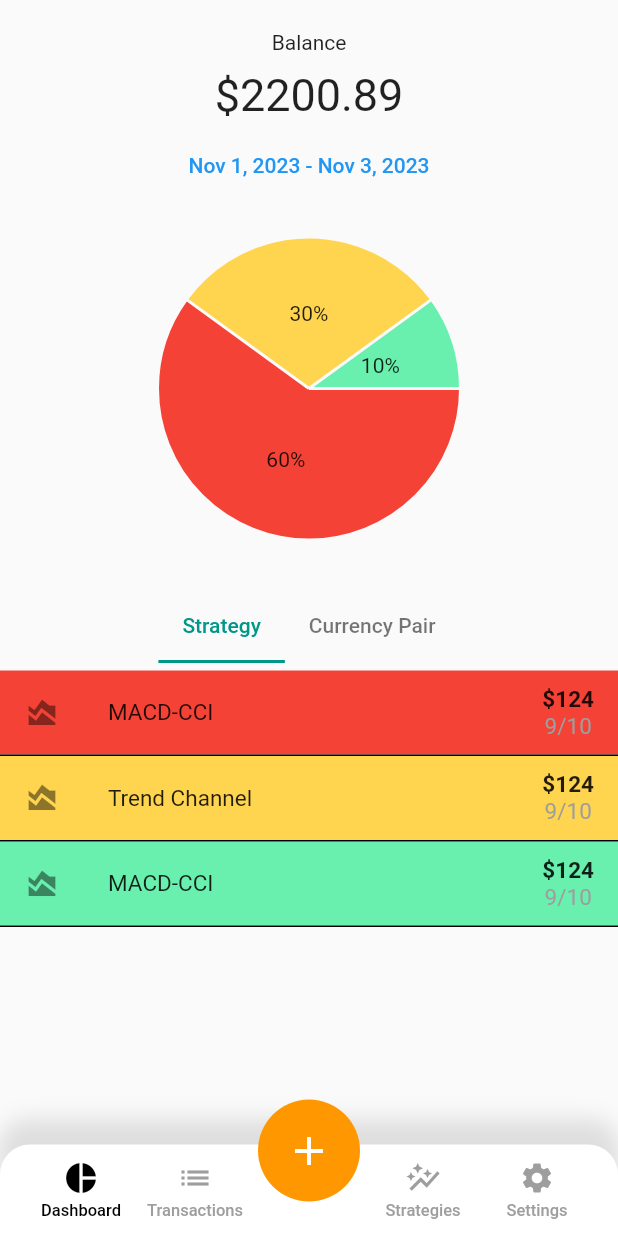
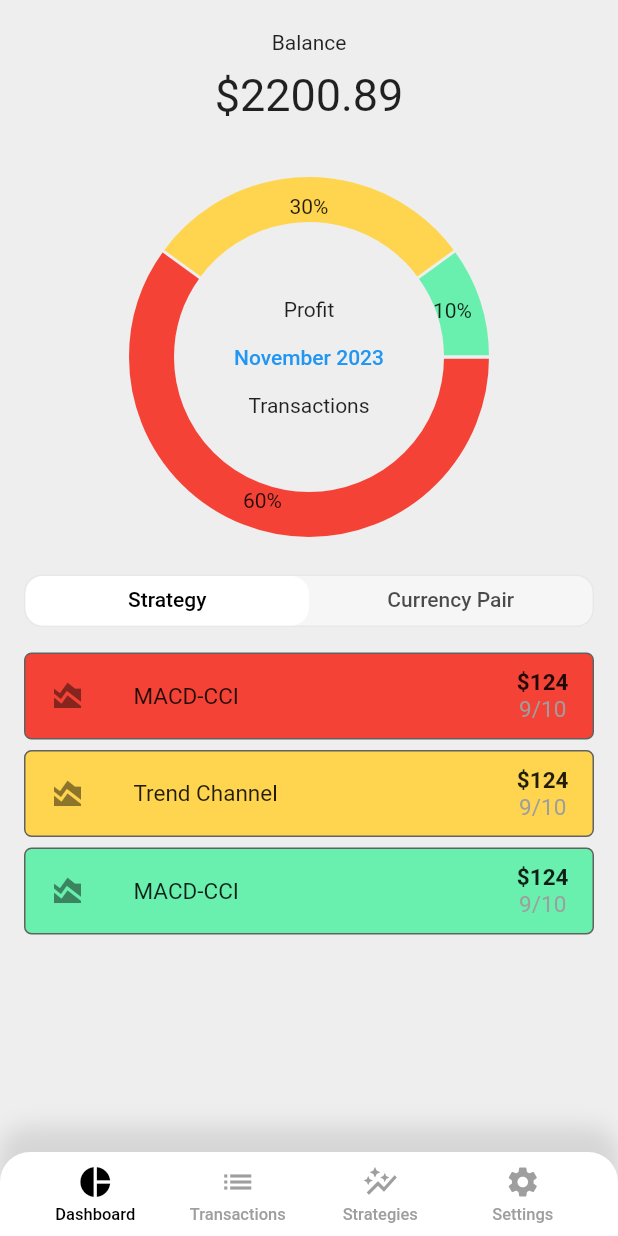
Before and after one commit to anton3nko/trading_diary, a Flutter app: the screen it shows after launch, on a phone screen of 412 x 824 dp. Run offline on Flutter 3.47's test engine with Material 2 defaults, Android fonts, the phone set to English and light mode, and no system bars; drawn by our look-alikes of fl_chart; our stand-ins replace bloc, flutter_bloc.

Commit message:
pieChart redesign

```diff
--- a/lib/domain/model/transaction.dart
+++ b/lib/domain/model/transaction.dart
@@ -5,7 +5,7 @@ class Transaction {
   //TODO Нужен ли идектификатор сделки? В таком виде?
   final int id;
   final double volume;
-  final CurrencyPair currencyPair;
+  // final CurrencyPair currencyPair;
   final DateTime openDate;
   //TODO необязательные поля объявлять таким образом?
   DateTime? closeDate;
@@ -19,7 +19,7 @@ class Transaction {
   Transaction({
     required this.id,
     required this.volume,
-    required this.currencyPair,
+    // required this.currencyPair,
     required this.openDate,
     this.closeDate,
     required this.mainStrategy,
--- /dev/null
+++ b/lib/features/dashboard/dashboard_page.dart
@@ -0,0 +1,117 @@
+import 'package:flutter/material.dart';
+import 'package:trading_diary/features/dashboard/widgets/app_pie_chart.dart';
+import 'package:trading_diary/features/dashboard/widgets/custom_tile.dart';
+import 'package:trading_diary/features/widgets/date_range_picker.dart';
+import 'package:trading_diary/features/dashboard/widgets/nested_tab_bar.dart';
+
+class DashboardPage extends StatelessWidget {
+  const DashboardPage({super.key});
+
+  @override
+  Widget build(BuildContext context) {
+    return DefaultTabController(
+      length: 2,
+      child: SingleChildScrollView(
+        physics: const AlwaysScrollableScrollPhysics(),
+        child: Padding(
+          padding: const EdgeInsets.symmetric(
+            horizontal: 16.0,
+          ),
+          child: Column(
+            mainAxisAlignment: MainAxisAlignment.center,
+            children: [
+              const Padding(
+                padding: EdgeInsets.only(
+                  top: 20,
+                  bottom: 10,
+                ),
+                child: Text(
+                  'Balance',
+                  style: TextStyle(
+                    fontWeight: FontWeight.w400,
+                  ),
+                ),
+              ),
+              const Padding(
+                padding: EdgeInsets.only(),
+                child: Text(
+                  '\$2200.89',
+                  style: TextStyle(
+                    fontSize: 30,
+                    fontWeight: FontWeight.w400,
+                  ),
+                ),
+              ),
+              const SizedBox(
+                height: 32.0,
+              ),
+              const SizedBox(
+                width: 250,
+                height: 250,
+                child: Stack(
+                  alignment: Alignment.center,
+                  children: [
+                    AppPieChart(),
+                    Column(
+                      mainAxisSize: MainAxisSize.min,
+                      children: [
+                        Text('Profit'),
+                        DateRangePicker(),
+                        Text('Transactions'),
+                      ],
+                    ),
+                  ],
+                ),
+              ),
+              const SizedBox(
+                height: 20,
+              ),
+              NestedTabBar(
+                tabs: [
+                  Column(
+                    children: [
+                      CustomTile(
+                        title: 'MACD-CCI',
+                        onTap: () => 'onTap',
+                        tileColor: Colors.red.shade500,
+                      ),
+                      CustomTile(
+                        title: 'Trend Channel',
+                        onTap: () => 'onTap',
+                        tileColor: Colors.amber.shade300,
+                      ),
+                      CustomTile(
+                        title: 'MACD-CCI',
+                        onTap: () => 'onTap',
+                        tileColor: Colors.greenAccent,
+                      ),
+                    ],
+                  ),
+                  Column(
+                    children: [
+                      CustomTile(
+                        title: 'GPBUSD',
+                        onTap: () => 'onTap',
+                        tileColor: Colors.pink,
+                      ),
+                      CustomTile(
+                        title: 'NZDUSD',
+                        onTap: () => 'onTap',
+                        tileColor: Colors.deepPurple,
+                      ),
+                      CustomTile(
+                        title: 'GBPJPY',
+                        onTap: () => 'onTap',
+                        tileColor: Colors.yellowAccent,
+                      ),
+                    ],
+                  ),
+                ],
+              ),
+            ],
+          ),
+        ),
+      ),
+    );
+  }
+}
--- a/lib/features/dashboard/presentation/dashboard_page.dart
+++ /dev/null
@@ -1,133 +0,0 @@
-import 'package:flutter/material.dart';
-import 'package:fl_chart/fl_chart.dart';
-import 'package:trading_diary/features/dashboard/presentation/custom_tile.dart';
-import 'package:trading_diary/features/widgets/date_range_picker.dart';
-import 'package:trading_diary/features/widgets/nested_tab_bar.dart';
-
-class DashboardPage extends StatelessWidget {
-  const DashboardPage({super.key});
-
-  @override
-  Widget build(BuildContext context) {
-    return DefaultTabController(
-      length: 2,
-      child: Center(
-        child: Column(
-          children: [
-            const Padding(
-              padding: EdgeInsets.only(
-                top: 20,
-                bottom: 10,
-              ),
-              child: Text(
-                'Balance',
-                style: TextStyle(
-                  fontWeight: FontWeight.w400,
-                ),
-              ),
-            ),
-            const Padding(
-              padding: EdgeInsets.only(),
-              child: Text(
-                '\$2200.89',
-                style: TextStyle(
-                  fontSize: 30,
-                  fontWeight: FontWeight.w400,
-                ),
-              ),
-            ),
-            const SizedBox(
-              height: 5.0,
-            ),
-            const DateRangePicker(),
-            SizedBox(
-              width: 250,
-              height: 250,
-              //Не удаётся добавить виджеты с метриками по профиту,
-              //объему сделок, прибыльности/убыточности сделок
-              //в центр диаграммы
-              child: PieChart(
-                PieChartData(
-                  centerSpaceRadius: 0.0,
-                  sections: [
-                    PieChartSectionData(
-                      color: Colors.red.shade500,
-                      value: 60,
-                      title: '60%',
-                      radius: 100,
-                    ),
-                    PieChartSectionData(
-                      color: Colors.amber.shade300,
-                      value: 30,
-                      title: '30%',
-                      radius: 100,
-                    ),
-                    PieChartSectionData(
-                      color: Colors.greenAccent,
-                      value: 10,
-                      title: '10%',
-                      radius: 100,
-                    ),
-                  ],
-                ),
-              ),
-            ),
-            const SizedBox(
-              height: 10,
-            ),
-            NestedTabBar(
-              tabs: [
-                SizedBox(
-                  height: MediaQuery.of(context).size.height * 0.22,
-                  child: ListView(
-                    children: [
-                      CustomTile(
-                        //Не удаётся добавить переход на экран Strategies
-                        //по нажатию на название стратегии
-                        title: 'MACD-CCI',
-                        onTap: () => 'onTap',
-                        tileColor: Colors.red.shade500,
-                      ),
-                      CustomTile(
-                        title: 'Trend Channel',
-                        onTap: () => 'onTap',
-                        tileColor: Colors.amber.shade300,
-                      ),
-                      CustomTile(
-                        title: 'MACD-CCI',
-                        onTap: () => 'onTap',
-                        tileColor: Colors.greenAccent,
-                      ),
-                    ],
-                  ),
-                ),
-                SizedBox(
-                  height: MediaQuery.of(context).size.height * 0.22,
-                  child: ListView(
-                    children: [
-                      CustomTile(
-                        title: 'GPBUSD',
-                        onTap: () => 'onTap',
-                        tileColor: Colors.pink,
-                      ),
-                      CustomTile(
-                        title: 'NZDUSD',
-                        onTap: () => 'onTap',
-                        tileColor: Colors.deepPurple,
-                      ),
-                      CustomTile(
-                        title: 'GBPJPY',
-                        onTap: () => 'onTap',
-                        tileColor: Colors.yellowAccent,
-                      ),
-                    ],
-                  ),
-                ),
-              ],
-            ),
-          ],
-        ),
-      ),
-    );
-  }
-}
--- /dev/null
+++ b/lib/features/dashboard/widgets/app_pie_chart.dart
@@ -0,0 +1,88 @@
+import 'package:fl_chart/fl_chart.dart';
+import 'package:flutter/material.dart';
+
+class AppPieChart extends StatefulWidget {
+  const AppPieChart({
+    super.key,
+  });
+
+  @override
+  State<AppPieChart> createState() => _AppPieChartState();
+}
+
+class _AppPieChartState extends State<AppPieChart> {
+  final _selectedSection = ValueNotifier<int?>(-1);
+
+  @override
+  Widget build(BuildContext context) {
+    return AnimatedBuilder(
+      animation: _selectedSection,
+      builder: (context, child) {
+        return PieChart(
+          PieChartData(
+            pieTouchData: PieTouchData(
+              touchCallback: (event, response) {
+                _selectedSection.value =
+                    response?.touchedSection?.touchedSectionIndex;
+              },
+            ),
+            centerSpaceRadius: _selectedSection.value == -1 ? 90 : 100,
+            sectionsSpace: 2,
+            sections: [
+              PieChartSection(
+                color: Colors.red.shade500,
+                value: 60,
+                selected: _selectedSection.value == 0,
+                strategyName: 'MACD-CCI',
+              ),
+              PieChartSection(
+                  color: Colors.amber.shade300,
+                  value: 30,
+                  selected: _selectedSection.value == 1,
+                  strategyName: 'Trend Channel'),
+              PieChartSection(
+                color: Colors.greenAccent,
+                value: 10,
+                selected: _selectedSection.value == 2,
+                strategyName: 'RSI',
+              ),
+            ],
+          ),
+        );
+      },
+    );
+  }
+}
+
+/// TODO: Обрати внимание на реализацию PieChartSectionData через наследование
+class PieChartSection extends PieChartSectionData {
+  final String? strategyName;
+  final bool selected;
+
+  PieChartSection({
+    required Color color,
+    required double value,
+    this.strategyName,
+    required this.selected,
+  }) : super(
+          color: color,
+          value: value,
+          title: '${value.round().toString()}%',
+          titlePositionPercentageOffset: .35,
+          radius: selected ? 40 : 30,
+          badgePositionPercentageOffset: 1.1,
+          badgeWidget: selected
+              ? Card(
+                  color: Colors.blueGrey,
+                  child: Text(
+                    strategyName ?? '',
+                    style: const TextStyle(
+                      color: Colors.white,
+                      fontSize: 12,
+                      fontWeight: FontWeight.bold,
+                    ),
+                  ),
+                )
+              : null,
+        );
+}
--- a/lib/features/dashboard/presentation/custom_tile.dart
+++ b/lib/features/dashboard/widgets/custom_tile.dart
@@ -2,11 +2,12 @@ import 'package:flutter/material.dart';
 //import 'package:trading_diary/features/widgets/app_nav_bar/app_nav_bar_item.dart';
 
 class CustomTile extends StatelessWidget {
-  const CustomTile(
-      {super.key,
-      required this.title,
-      required this.onTap,
-      required this.tileColor});
+  const CustomTile({
+    super.key,
+    required this.title,
+    required this.onTap,
+    required this.tileColor,
+  });
   final String title;
   final Function onTap;
   final Color tileColor;
@@ -16,21 +17,20 @@ class CustomTile extends StatelessWidget {
     return GestureDetector(
       onTap: () => onTap(),
       child: Container(
-        decoration: const BoxDecoration(
-          border: Border(
-            bottom: BorderSide(color: Colors.black),
-            //top: BorderSide(color: Colors.black),
-          ),
+        margin: const EdgeInsets.only(
+          top: 7,
         ),
         child: ListTile(
-          //Решил закрасить не иконку, а весь ListTile для более
-          //понятного сопоставления цветов диаграммы с цветами стратегий
           tileColor: tileColor,
           title: Text(
             title,
             style: const TextStyle(
               fontSize: 15.0,
             ),
+          ),
+          shape: RoundedRectangleBorder(
+            side: BorderSide(color: Colors.grey.shade700, width: 1),
+            borderRadius: BorderRadius.circular(5),
           ),
           leading: const Icon(Icons.area_chart_sharp),
           trailing: const Column(
--- /dev/null
+++ b/lib/features/dashboard/widgets/nested_tab_bar.dart
@@ -0,0 +1,78 @@
+import 'package:flutter/material.dart';
+
+class NestedTabBar extends StatefulWidget {
+  final List<Widget> tabs;
+  const NestedTabBar({super.key, required this.tabs});
+
+  @override
+  State<NestedTabBar> createState() => _NestedTabBarState();
+}
+
+class _NestedTabBarState extends State<NestedTabBar>
+    with TickerProviderStateMixin {
+  late TabController _nestedTabController;
+
+  @override
+  void initState() {
+    super.initState();
+    _nestedTabController = TabController(length: 2, vsync: this);
+  }
+
+  @override
+  void dispose() {
+    super.dispose();
+    _nestedTabController.dispose();
+  }
+
+  @override
+  Widget build(BuildContext context) {
+    return Column(
+      mainAxisAlignment: MainAxisAlignment.spaceAround,
+      children: [
+        Container(
+          height: 35,
+          decoration: BoxDecoration(
+            border: Border.all(
+              color: const Color(
+                0xFFE8E8E8,
+              ),
+            ),
+            borderRadius: BorderRadius.circular(
+              12,
+            ),
+            color: const Color(
+              0xFFF6F6F6,
+            ),
+          ),
+          child: TabBar(
+              indicator: BoxDecoration(
+                borderRadius: BorderRadius.circular(
+                  12,
+                ),
+                color: Colors.white,
+              ),
+              controller: _nestedTabController,
+              labelColor: Colors.black,
+              tabs: const [
+                Tab(
+                  text: "Strategy",
+                ),
+                Tab(
+                  text: "Currency Pair",
+                ),
+              ]),
+        ),
+        const SizedBox(
+          height: 10,
+        ),
+        SizedBox(
+          height: MediaQuery.sizeOf(context).height * 0.3,
+          child: TabBarView(
+            controller: _nestedTabController,
+            children: widget.tabs,
+          ),
+        ),
+      ],
+    );
+  }
+}
--- a/lib/features/home_screen.dart
+++ b/lib/features/home_screen.dart
@@ -1,8 +1,8 @@
 import 'package:flutter/material.dart';
 import 'package:flutter_bloc/flutter_bloc.dart';
-import 'package:trading_diary/features/dashboard/presentation/dashboard_page.dart';
+import 'package:trading_diary/features/dashboard/dashboard_page.dart';
 import 'package:trading_diary/features/settings_page.dart';
-import 'package:trading_diary/features/strategies_page.dart';
+import 'package:trading_diary/features/strategies/strategies_list/strategies_list.dart';
 import 'package:trading_diary/features/transactions_page.dart';
 import 'package:trading_diary/features/widgets/app_nav_bar/app_nav_bar.dart';
 import 'package:trading_diary/features/widgets/app_nav_bar/nav_bar_cubit.dart';
@@ -18,19 +18,12 @@ class HomeScreen extends StatelessWidget {
   Widget build(BuildContext context) {
     return SafeArea(
       child: Scaffold(
+        backgroundColor: Colors.grey.shade200,
         body: IndexedStack(
           index: context.watch<NavBarCubit>().pageIndex,
           children: const [
             DashboardPage(),
             TransactionsPage(),
-            Center(
-              child: Text(
-                'Add strategy',
-                style: TextStyle(
-                  fontSize: 30,
-                ),
-              ),
-            ),
             StrategiesPage(),
             SettingsPage(),
           ],
--- a/lib/features/widgets/app_nav_bar/app_nav_bar.dart
+++ b/lib/features/widgets/app_nav_bar/app_nav_bar.dart
@@ -1,9 +1,5 @@
 import 'package:flutter/material.dart';
 import 'package:flutter_bloc/flutter_bloc.dart';
-// import 'package:trading_diary/features/dashboard_page.dart';
-// import 'package:trading_diary/features/settings_page.dart';
-// import 'package:trading_diary/features/strategies_page.dart';
-// import 'package:trading_diary/features/transactions_page.dart';
 import 'package:trading_diary/features/widgets/app_nav_bar/nav_bar_cubit.dart';
 import 'package:trading_diary/features/widgets/app_nav_bar/app_nav_bar_item.dart';
 
@@ -16,7 +12,7 @@ class AppNavBar extends StatelessWidget {
   Widget build(BuildContext context) {
     final vm = context.watch<NavBarCubit>();
     return SizedBox(
-      height: 91,
+      height: kBottomNavigationBarHeight,
       child: Stack(
         clipBehavior: Clip.none,
         alignment: Alignment.bottomCenter,
@@ -60,48 +56,47 @@ class AppNavBar extends StatelessWidget {
                     vm.setPageIndex(1);
                   },
                 ),
-                const Spacer(),
                 AppNavBarItem(
-                  isActive: vm.pageIndex == 3,
+                  isActive: vm.pageIndex == 2,
                   iconSrc: Icons.auto_graph_sharp,
                   label: 'Strategies',
                   onTap: () {
-                    vm.setPageIndex(3);
+                    vm.setPageIndex(2);
                   },
                 ),
                 AppNavBarItem(
-                  isActive: vm.pageIndex == 4,
+                  isActive: vm.pageIndex == 3,
                   iconSrc: Icons.settings,
                   label: 'Settings',
                   onTap: () {
-                    vm.setPageIndex(4);
+                    vm.setPageIndex(3);
                   },
                 ),
               ],
             ),
           ),
-          Align(
-            alignment: Alignment.topCenter,
-            child: CircleAvatar(
-              backgroundColor: Colors.orange,
-              radius: 34,
-              child: CircleAvatar(
-                backgroundColor: Colors.orange,
-                radius: 30,
-                child: IconButton(
-                  padding: EdgeInsets.zero,
-                  onPressed: () {
-                    vm.setPageIndex(2);
-                  },
-                  icon: const Icon(
-                    Icons.add,
-                    color: Colors.white,
-                    size: 32,
-                  ),
-                ),
-              ),
-            ),
-          ),
+          // Align(
+          //   alignment: Alignment.topCenter,
+          //   child: CircleAvatar(
+          //     backgroundColor: Colors.orange,
+          //     radius: 34,
+          //     child: CircleAvatar(
+          //       backgroundColor: Colors.orange,
+          //       radius: 30,
+          //       child: IconButton(
+          //         padding: EdgeInsets.zero,
+          //         onPressed: () {
+          //           vm.setPageIndex(2);
+          //         },
+          //         icon: const Icon(
+          //           Icons.add,
+          //           color: Colors.white,
+          //           size: 32,
+          //         ),
+          //       ),
+          //     ),
+          //   ),
+          // ),
         ],
       ),
     );
--- a/lib/features/widgets/date_range_picker.dart
+++ b/lib/features/widgets/date_range_picker.dart
@@ -12,7 +12,7 @@ class _DateRangePickerState extends State<DateRangePicker> {
   String startDate = DateFormat.yMMMd()
       .format(DateTime(DateTime.now().year, DateTime.now().month, 1));
   String endDate = DateFormat.yMMMd().format(DateTime.now());
-  DateTime currentDate = DateTime.now();
+  String currentDate = DateFormat("yMMMM").format(DateTime.now());
 
   @override
   Widget build(BuildContext context) {
@@ -32,7 +32,7 @@ class _DateRangePickerState extends State<DateRangePicker> {
           });
         }
       },
-      child: Text('$startDate - $endDate'),
+      child: Text(currentDate),
     );
   }
 }
--- a/lib/features/widgets/nested_tab_bar.dart
+++ /dev/null
@@ -1,57 +0,0 @@
-import 'package:flutter/material.dart';
-
-class NestedTabBar extends StatefulWidget {
-  final List<Widget> tabs;
-  const NestedTabBar({super.key, required this.tabs});
-
-  @override
-  State<NestedTabBar> createState() => _NestedTabBarState();
-}
-
-class _NestedTabBarState extends State<NestedTabBar>
-    with TickerProviderStateMixin {
-  late TabController _nestedTabController;
-
-  @override
-  void initState() {
-    super.initState();
-    _nestedTabController = TabController(length: 2, vsync: this);
-  }
-
-  @override
-  void dispose() {
-    super.dispose();
-    _nestedTabController.dispose();
-  }
-
-  @override
-  Widget build(BuildContext context) {
-    return Column(
-      mainAxisAlignment: MainAxisAlignment.spaceAround,
-      children: [
-        TabBar(
-            controller: _nestedTabController,
-            indicatorColor: Colors.teal,
-            labelColor: Colors.teal,
-            unselectedLabelColor: Colors.black54,
-            isScrollable: true,
-            tabs: const [
-              Tab(
-                text: "Strategy",
-              ),
-              Tab(
-                text: "Currency Pair",
-              ),
-            ]),
-        Container(
-          padding: const EdgeInsets.only(top: 5.0),
-          height: MediaQuery.of(context).size.height * 0.22,
-          child: TabBarView(
-            controller: _nestedTabController,
-            children: widget.tabs,
-          ),
-        ),
-      ],
-    );
-  }
-}
```
Also changed, not shown: lib/data/api/api.dart (added), lib/data/api/api_util.dart (deleted), lib/features/strategies/strategies_list/strategies_list.dart (renamed from lib/features/strategies_page.dart), pubspec.lock.
